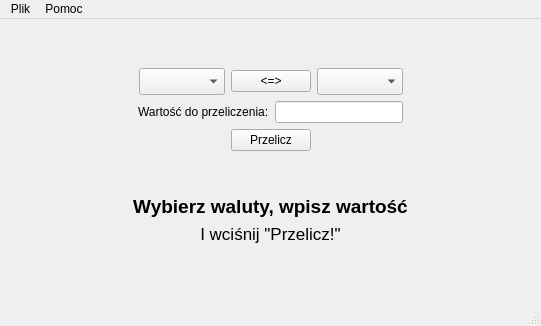
Old version of the form mainwindow.ui in the repository vanbear/KursyWalut.
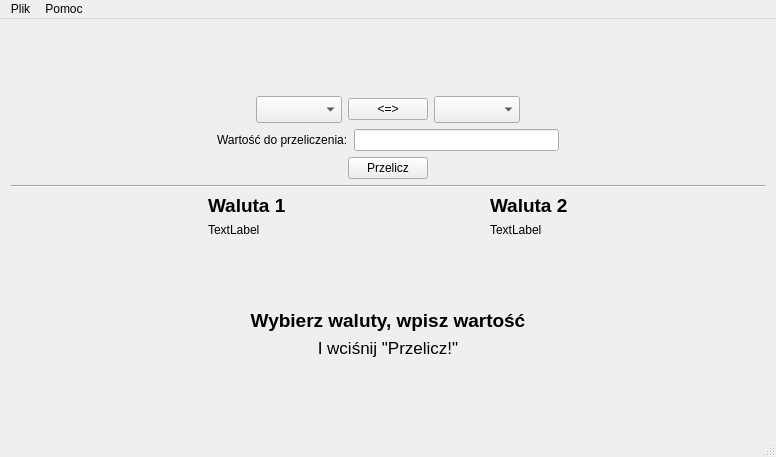
New version of the form.

Commit message: Wyświetlanie nazw, miejsce na flagi

```diff
--- a/mainwindow.ui
+++ b/mainwindow.ui
@@ -6,15 +6,15 @@
    <rect>
     <x>0</x>
     <y>0</y>
-    <width>541</width>
-    <height>326</height>
+    <width>776</width>
+    <height>457</height>
    </rect>
   </property>
   <property name="windowTitle">
    <string>KursyWalut</string>
   </property>
   <widget class="QWidget" name="centralWidget">
-   <layout class="QVBoxLayout" name="verticalLayout">
+   <layout class="QVBoxLayout" name="verticalLayout_3">
     <item>
      <spacer name="verticalSpacer_3">
       <property name="orientation">
@@ -166,6 +166,112 @@
       </item>
      </layout>
     </item>
+    <item>
+     <widget class="Line" name="line">
+      <property name="orientation">
+       <enum>Qt::Horizontal</enum>
+      </property>
+     </widget>
+    </item>
+    <item>
+     <layout class="QHBoxLayout" name="horizontalLayout_4">
+      <item>
+       <spacer name="horizontalSpacer_2">
+        <property name="orientation">
+         <enum>Qt::Horizontal</enum>
+        </property>
+        <property name="sizeHint" stdset="0">
+         <size>
+          <width>40</width>
+          <height>20</height>
+         </size>
+        </property>
+       </spacer>
+      </item>
+      <item>
+       <layout class="QVBoxLayout" name="verticalLayout">
+        <item>
+         <widget class="QLabel" name="label_CurrenyName1">
+          <property name="font">
+           <font>
+            <pointsize>14</pointsize>
+            <weight>75</weight>
+            <bold>true</bold>
+           </font>
+          </property>
+          <property name="text">
+           <string>Waluta 1</string>
+          </property>
+         </widget>
+        </item>
+        <item>
+         <widget class="QLabel" name="label_showPic1">
+          <property name="sizePolicy">
+           <sizepolicy hsizetype="Preferred" vsizetype="Preferred">
+            <horstretch>0</horstretch>
+            <verstretch>0</verstretch>
+           </sizepolicy>
+          </property>
+          <property name="text">
+           <string>TextLabel</string>
+          </property>
+         </widget>
+        </item>
+       </layout>
+      </item>
+      <item>
+       <spacer name="horizontalSpacer_6">
+        <property name="orientation">
+         <enum>Qt::Horizontal</enum>
+        </property>
+        <property name="sizeHint" stdset="0">
+         <size>
+          <width>40</width>
+          <height>20</height>
+         </size>
+        </property>
+       </spacer>
+      </item>
+      <item>
+       <layout class="QVBoxLayout" name="verticalLayout_2">
+        <item>
+         <widget class="QLabel" name="label_CurrenyName2">
+          <property name="font">
+           <font>
+            <pointsize>14</pointsize>
+            <weight>75</weight>
+            <bold>true</bold>
+           </font>
+          </property>
+          <property name="text">
+           <string>Waluta 2</string>
+          </property>
+         </widget>
+        </item>
+        <item>
+         <widget class="QLabel" name="label_showPic2">
+          <property name="text">
+           <string>TextLabel</string>
+          </property>
+         </widget>
+        </item>
+       </layout>
+      </item>
+      <item>
+       <spacer name="horizontalSpacer_9">
+        <property name="orientation">
+         <enum>Qt::Horizontal</enum>
+        </property>
+        <property name="sizeHint" stdset="0">
+         <size>
+          <width>40</width>
+          <height>20</height>
+         </size>
+        </property>
+       </spacer>
+      </item>
+     </layout>
+    </item>
     <item>
      <spacer name="verticalSpacer">
       <property name="orientation">
@@ -242,7 +348,7 @@
     <rect>
      <x>0</x>
      <y>0</y>
-     <width>541</width>
+     <width>776</width>
      <height>21</height>
     </rect>
    </property>
```
Left out of the diff: 12 changed lines with no effect on the pictures. The commit also changes 1 other file.
